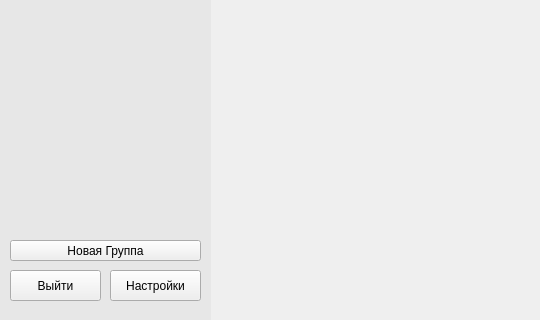
Before: the Qt Designer form mainwindow.ui in IlyaChichkov/ToDo_Project, drawn with Qt 5; both pictures show x 0 to 540 and y 280 to 600 of the 800 by 600 pixel window.
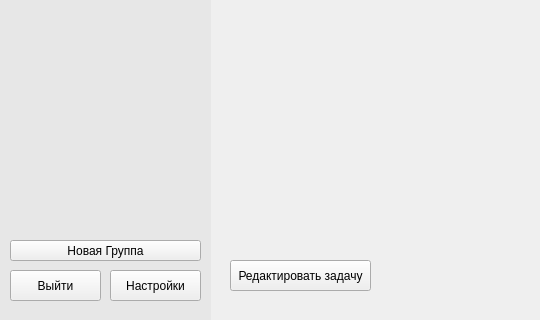
After: the same form once the commit is applied.

What changed in the file:
```diff
--- a/mainwindow.ui
+++ b/mainwindow.ui
@@ -172,6 +172,19 @@
      <string>Добавить Задачу</string>
     </property>
    </widget>
+   <widget class="QPushButton" name="EditTask">
+    <property name="geometry">
+     <rect>
+      <x>230</x>
+      <y>540</y>
+      <width>141</width>
+      <height>31</height>
+     </rect>
+    </property>
+    <property name="text">
+     <string>Редактировать задачу</string>
+    </property>
+   </widget>
   </widget>
  </widget>
  <tabstops>
```
